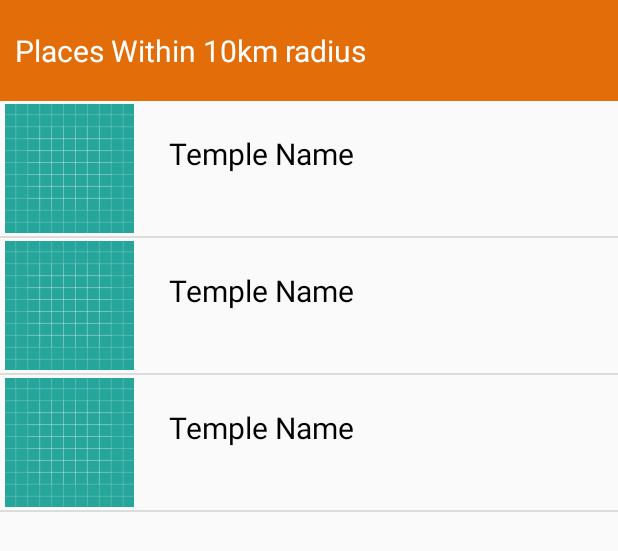
After one commit to vihansolo/108Parshvnath, an Android app: the layout activity_nearby_places.xml on its own in the app's theme, with its tools: preview values and no code run, on a phone screen of 412 x 824 dp. The commit adds this screen. Shown: the top 551 px of the screen. Run offline under Robolectric (Android 15) with nearby library versions, the phone set to English and light mode, and no system bars.

Commit message:
Significant Changes. Only location places remaining.

```diff
--- /dev/null
+++ b/app/src/main/res/layout/activity_nearby_places.xml
@@ -0,0 +1,30 @@
+<?xml version="1.0" encoding="utf-8"?>
+<RelativeLayout
+    xmlns:android="http://schemas.android.com/apk/res/android"
+    xmlns:app="http://schemas.android.com/apk/res-auto"
+    xmlns:tools="http://schemas.android.com/tools"
+    android:layout_width="match_parent"
+    android:layout_height="match_parent"
+    tools:context=".NearbyPlaces">
+
+    <TextView
+        android:id="@+id/nearby_places_list_header"
+        android:layout_width="match_parent"
+        android:layout_height="wrap_content"
+        android:paddingStart="10dp"
+        android:paddingEnd="10dp"
+        android:paddingTop="20dp"
+        android:paddingBottom="20dp"
+        android:background="@color/colorPrimaryDark"
+        android:text="@string/places_within_10km"
+        android:textSize="20sp"
+        android:textColor="@android:color/white" />
+
+    <ListView
+        android:id="@+id/nearby_places_list"
+        android:layout_width="match_parent"
+        android:layout_height="match_parent"
+        android:layout_below="@+id/nearby_places_list_header"
+        tools:listitem="@layout/list_item" />
+
+</RelativeLayout>
--- a/app/src/main/res/menu/activity_main_drawer.xml
+++ b/app/src/main/res/menu/activity_main_drawer.xml
@@ -1,5 +1,6 @@
 <?xml version="1.0" encoding="utf-8"?>
-<menu xmlns:android="http://schemas.android.com/apk/res/android"
+<menu
+    xmlns:android="http://schemas.android.com/apk/res/android"
     xmlns:tools="http://schemas.android.com/tools"
     tools:showIn="navigation_view">
 
--- a/app/src/main/res/values-v21/styles.xml
+++ b/app/src/main/res/values-v21/styles.xml
@@ -3,7 +3,8 @@
     <style name="AppTheme.NoActionBar">
         <item name="windowActionBar">false</item>
         <item name="windowNoTitle">true</item>
-        <item name="android:statusBarColor">#FF851C</item>
+        <item name="android:windowDrawsSystemBarBackgrounds">true</item>
+        <item name="android:statusBarColor">@color/statusBar</item>
         <item name="coordinatorLayoutStyle">@style/Widget.Design.CoordinatorLayout</item>
     </style>
 </resources>
--- a/app/src/main/res/values/colors.xml
+++ b/app/src/main/res/values/colors.xml
@@ -2,5 +2,6 @@
 <resources>
     <color name="colorPrimary">#FF851C</color>
     <color name="colorPrimaryDark">#E26D09</color>
+    <color name="statusBar">#C65F07</color>
     <color name="colorAccent">#000000</color>
 </resources>
--- a/app/src/main/res/values/styles.xml
+++ b/app/src/main/res/values/styles.xml
@@ -1,13 +1,12 @@
 <resources>
 
     <!-- Base application theme. -->
-    <style name="AppTheme" parent="Theme.AppCompat.Light.NoActionBar">
+    <style name="AppTheme" parent="Theme.AppCompat.Light.DarkActionBar">
         <!-- Customize your theme here. -->
         <item name="colorPrimary">@color/colorPrimary</item>
         <item name="colorPrimaryDark">@color/colorPrimaryDark</item>
         <item name="colorAccent">@color/colorAccent</item>
         <item name="coordinatorLayoutStyle">@style/Widget.Design.CoordinatorLayout</item>
-        <item name="android:windowTranslucentStatus">true</item>
     </style>
 
     <style name="AppTheme.NoActionBar">
```
Also changed, not shown: app/src/main/AndroidManifest.xml (+4 -5 lines), app/src/main/java/ga/vihanggarud/www/a108parshvnath/MainActivity.java (+7 -3 lines), app/src/main/java/ga/vihanggarud/www/a108parshvnath/NearbyPlaces.java (added, +138 -0 lines), app/src/main/res/menu/main.xml (+7 -1 lines), app/src/main/res/menu/nearby_places.xml (added, +12 -0 lines), app/src/main/res/values/strings.xml (+7 -0 lines).
